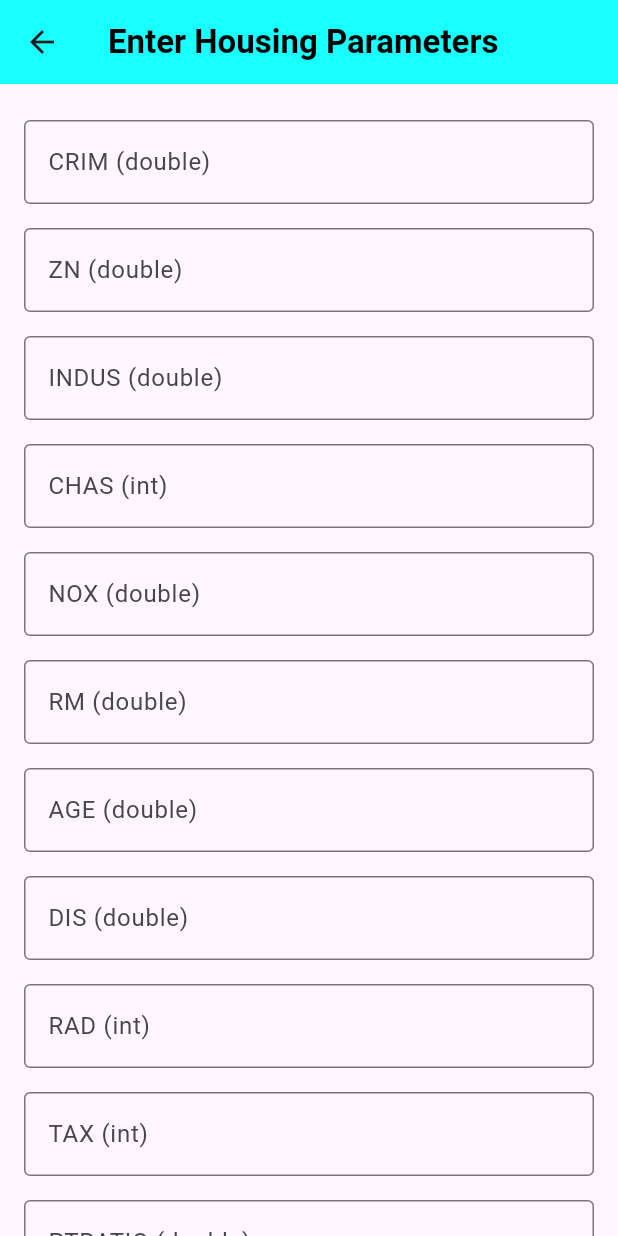
After one commit to upahar-khatiwada/12-Factor-App, a Flutter app: the screen it shows after launch, scrolled down 129 dp, after a tap on "Proceed", on a phone screen of 412 x 824 dp. The commit adds this screen. Run offline on Flutter 3.47's test engine with Material 3 defaults, Android fonts, the phone set to English and light mode, and no system bars; our stand-ins replace flutter_dotenv, logger.

Commit message:
Frontend/Logging completed

```diff
--- a/price_predictor/lib/main.dart
+++ b/price_predictor/lib/main.dart
@@ -1,8 +1,12 @@
 import 'package:flutter/material.dart';
 import 'package:price_predictor/screens/home_page.dart';
+import 'package:price_predictor/screens/input_page.dart';
 import 'package:price_predictor/screens/result_page.dart';
+import 'package:flutter_dotenv/flutter_dotenv.dart';
 
-void main() {
+Future<void> main() async {
+  WidgetsFlutterBinding.ensureInitialized();
+  await dotenv.load(fileName: ".env");
   runApp(const MyApp());
 }
 
@@ -14,7 +18,11 @@ class MyApp extends StatelessWidget {
     return MaterialApp(
       debugShowCheckedModeBanner: false,
       initialRoute: "/home",
-      routes: {"/home": (context) => Home(), "/result": (context) => Result()},
+      routes: {
+        "/home": (context) => Home(),
+        "/result": (context) => Result(),
+        "/input": (context) => Input(),
+      },
     );
   }
 }
--- a/price_predictor/lib/screens/home_page.dart
+++ b/price_predictor/lib/screens/home_page.dart
@@ -378,8 +378,10 @@ class Home extends StatelessWidget {
 
                 Text(
                   "The parameter to predict:",
-                  style: TextStyle(color: Colors.black, fontSize: 40),
+                  style: TextStyle(color: Colors.black, fontSize: 25),
                 ),
+
+                SizedBox(height: 10),
 
                 // 14
                 Align(
@@ -404,48 +406,23 @@ class Home extends StatelessWidget {
                     ),
                   ),
                 ),
+
+                SizedBox(height: 20),
+
+                // Button
+                Align(
+                  alignment: Alignment.bottomRight,
+                  child: ElevatedButton.icon(
+                    onPressed: () {
+                      Navigator.pushNamed(context, '/input');
+                    },
+                    label: Text("Proceed"),
+                    icon: Icon(Icons.arrow_circle_right_sharp),
+                  ),
+                ),
               ],
             ),
           ),
-          // child: Column(
-          //   children: [
-          //     SizedBox(height: 10),
-          //     // Center(
-          //     //   child: Text(
-          //     //     "This is a DEMO APPLICATION for 12 factor app!",
-          //     //     style: TextStyle(fontSize: 20),
-          //     //   ),
-          //     // ),
-          //     Center(
-          //       child: Text(
-          //         "The prediction depends upon the following 13 parameters: ",
-          //         style: TextStyle(fontSize: 20),
-          //       ),
-          //     ),
-          //     SizedBox(height: 10),
-          //     Align(
-          //       alignment: Alignment.centerLeft,
-          //       child: RichText(
-          //         text: TextSpan(
-          //           children: <TextSpan>[
-          //             TextSpan(
-          //               text: " 1) CRIM",
-          //               style: TextStyle(
-          //                 color: Colors.red,
-          //                 fontSize: 20,
-          //                 fontWeight: FontWeight.bold,
-          //               ),
-          //             ),
-          //             TextSpan(
-          //               text: ": per capita crime rate by town",
-          //               style: TextStyle(color: Colors.black, fontSize: 20),
-          //             ),
-          //           ],
-          //         ),
-          //       ),
-          //     ),
-          //   ],
-          // ),
         ),
       ),
     );
--- /dev/null
+++ b/price_predictor/lib/screens/input_page.dart
@@ -0,0 +1,130 @@
+import 'package:flutter/material.dart';
+import 'package:logger/logger.dart';
+
+final logger = Logger();
+
+class Input extends StatefulWidget {
+  const Input({super.key});
+
+  @override
+  State<Input> createState() => _InputState();
+}
+
+class _InputState extends State<Input> {
+  @override
+  Widget build(BuildContext context) {
+    logger.i("Logger started at input_page.dart");
+    final List<TextEditingController> _controllers = List.generate(
+      13,
+      (_) => TextEditingController(),
+    );
+
+    final List<String> _labels = [
+      "CRIM (double)",
+      "ZN (double)",
+      "INDUS (double)",
+      "CHAS (int)",
+      "NOX (double)",
+      "RM (double)",
+      "AGE (double)",
+      "DIS (double)",
+      "RAD (int)",
+      "TAX (int)",
+      "PTRATIO (double)",
+      "B (double)",
+      "LSTAT (double)",
+    ];
+
+    @override
+    void dispose() {
+      for (final controller in _controllers) {
+        controller.dispose();
+      }
+      super.dispose();
+    }
+
+    void _onPredictPressed() {
+      try {
+        final double CRIM = double.parse(_controllers[0].text);
+        final double ZN = double.parse(_controllers[1].text);
+        final double INDUS = double.parse(_controllers[2].text);
+        final int CHAS = int.parse(_controllers[3].text);
+        final double NOX = double.parse(_controllers[4].text);
+        final double RM = double.parse(_controllers[5].text);
+        final double AGE = double.parse(_controllers[6].text);
+        final double DIS = double.parse(_controllers[7].text);
+        final int RAD = int.parse(_controllers[8].text);
+        final int TAX = int.parse(_controllers[9].text);
+        final double PTRATIO = double.parse(_controllers[10].text);
+        final double B = double.parse(_controllers[11].text);
+        final double LSTAT = double.parse(_controllers[12].text);
+
+        Navigator.pushNamed(
+          context,
+          "/result",
+          arguments: {
+            "CRIM": CRIM,
+            "ZN": ZN,
+            "INDUS": INDUS,
+            "CHAS": CHAS,
+            "NOX": NOX,
+            "RM": RM,
+            "AGE": AGE,
+            "DIS": DIS,
+            "RAD": RAD,
+            "TAX": TAX,
+            "PTRATIO": PTRATIO,
+            "B": B,
+            "LSTAT": LSTAT,
+          },
+        );
+      } catch (e) {
+        ScaffoldMessenger.of(context).showSnackBar(
+          SnackBar(content: Text("Please fill all fields correctly")),
+        );
+        logger.e("Error at input_page.dart: $e");
+      }
+    }
+
+    return Scaffold(
+      appBar: AppBar(
+        title: Text(
+          "Enter Housing Parameters",
+          style: TextStyle(color: Colors.black, fontWeight: FontWeight.bold),
+        ),
+        backgroundColor: Colors.cyanAccent,
+      ),
+      body: SafeArea(
+        child: SingleChildScrollView(
+          padding: EdgeInsets.all(16),
+          child: Column(
+            children: [
+              ...List.generate(13, (index) {
+                // spread operator to work on all 13 elements inside list
+                return Padding(
+                  padding: const EdgeInsets.symmetric(vertical: 8),
+                  child: TextField(
+                    controller: _controllers[index],
+                    decoration: InputDecoration(
+                      labelText: _labels[index],
+                      border: OutlineInputBorder(),
+                    ),
+                    keyboardType: TextInputType.number,
+                  ),
+                );
+              }),
+              Align(
+                alignment: Alignment.bottomRight,
+                child: ElevatedButton.icon(
+                  onPressed: _onPredictPressed,
+                  label: Text("Predict"),
+                  icon: Icon(Icons.check),
+                ),
+              ),
+            ],
+          ),
+        ),
+      ),
+    );
+  }
+}
```
Also changed, not shown: price_predictor/lib/screens/result_page.dart (+83 -2 lines), price_predictor/pubspec.yaml (+4 -3 lines), price_predictor/pubspec.lock, 1 other file.
